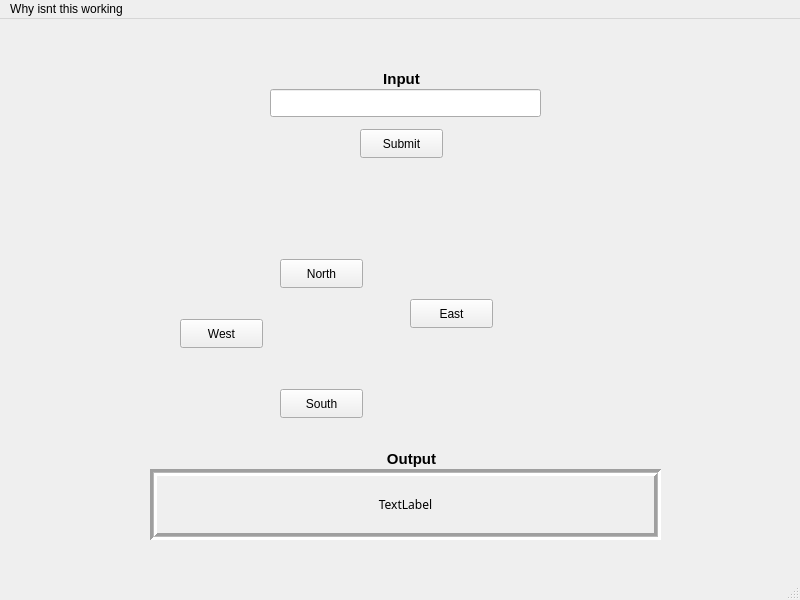
First picture: the form in mainwindow.ui, repository eoghano4321/Zork, before the edit.
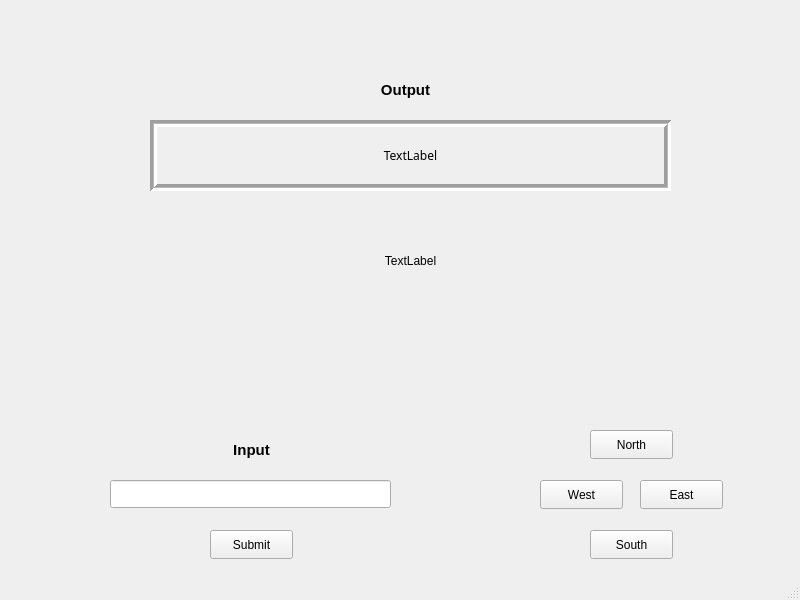
Second picture: the form after the edit.

What changed in the file:
```diff
--- a/mainwindow.ui
+++ b/mainwindow.ui
@@ -17,8 +17,8 @@
    <widget class="QPushButton" name="NorthButton">
     <property name="geometry">
      <rect>
-      <x>280</x>
-      <y>240</y>
+      <x>590</x>
+      <y>430</y>
       <width>83</width>
       <height>29</height>
      </rect>
@@ -30,8 +30,8 @@
    <widget class="QPushButton" name="EastButton">
     <property name="geometry">
      <rect>
-      <x>410</x>
-      <y>280</y>
+      <x>640</x>
+      <y>480</y>
       <width>83</width>
       <height>29</height>
      </rect>
@@ -43,8 +43,8 @@
    <widget class="QPushButton" name="WestButton">
     <property name="geometry">
      <rect>
-      <x>180</x>
-      <y>300</y>
+      <x>540</x>
+      <y>480</y>
       <width>83</width>
       <height>29</height>
      </rect>
@@ -56,8 +56,8 @@
    <widget class="QPushButton" name="SouthButton">
     <property name="geometry">
      <rect>
-      <x>280</x>
-      <y>370</y>
+      <x>590</x>
+      <y>530</y>
       <width>83</width>
       <height>29</height>
      </rect>
@@ -70,8 +70,8 @@
     <property name="geometry">
      <rect>
       <x>150</x>
-      <y>450</y>
-      <width>511</width>
+      <y>120</y>
+      <width>521</width>
       <height>71</height>
      </rect>
     </property>
@@ -104,8 +104,8 @@
    <widget class="QPushButton" name="Submit">
     <property name="geometry">
      <rect>
-      <x>360</x>
-      <y>110</y>
+      <x>210</x>
+      <y>530</y>
       <width>83</width>
       <height>29</height>
      </rect>
@@ -117,19 +117,22 @@
    <widget class="QLineEdit" name="Input">
     <property name="geometry">
      <rect>
-      <x>270</x>
-      <y>70</y>
-      <width>271</width>
+      <x>110</x>
+      <y>480</y>
+      <width>281</width>
       <height>28</height>
      </rect>
     </property>
+    <property name="alignment">
+     <set>Qt::AlignCenter</set>
+    </property>
    </widget>
    <widget class="QLabel" name="label">
     <property name="geometry">
      <rect>
-      <x>380</x>
-      <y>430</y>
-      <width>63</width>
+      <x>370</x>
+      <y>80</y>
+      <width>71</width>
       <height>20</height>
      </rect>
     </property>
@@ -149,8 +152,8 @@
    <widget class="QLabel" name="label_2">
     <property name="geometry">
      <rect>
-      <x>370</x>
-      <y>50</y>
+      <x>220</x>
+      <y>440</y>
       <width>63</width>
       <height>20</height>
      </rect>
@@ -168,22 +171,22 @@
      <set>Qt::AlignCenter</set>
     </property>
    </widget>
-  </widget>
-  <widget class="QMenuBar" name="menubar">
-   <property name="geometry">
-    <rect>
-     <x>0</x>
-     <y>0</y>
-     <width>800</width>
-     <height>25</height>
-    </rect>
-   </property>
-   <widget class="QMenu" name="menuWhy_isnt_this_working">
-    <property name="title">
-     <string>Why isnt this working</string>
+   <widget class="QLabel" name="Room">
+    <property name="geometry">
+     <rect>
+      <x>310</x>
+      <y>230</y>
+      <width>201</width>
+      <height>61</height>
+     </rect>
+    </property>
+    <property name="text">
+     <string>TextLabel</string>
+    </property>
+    <property name="alignment">
+     <set>Qt::AlignCenter</set>
     </property>
    </widget>
-   <addaction name="menuWhy_isnt_this_working"/>
   </widget>
   <widget class="QStatusBar" name="statusbar"/>
  </widget>
```
Left out of the diff: 3 changed lines with no effect on the pictures.
